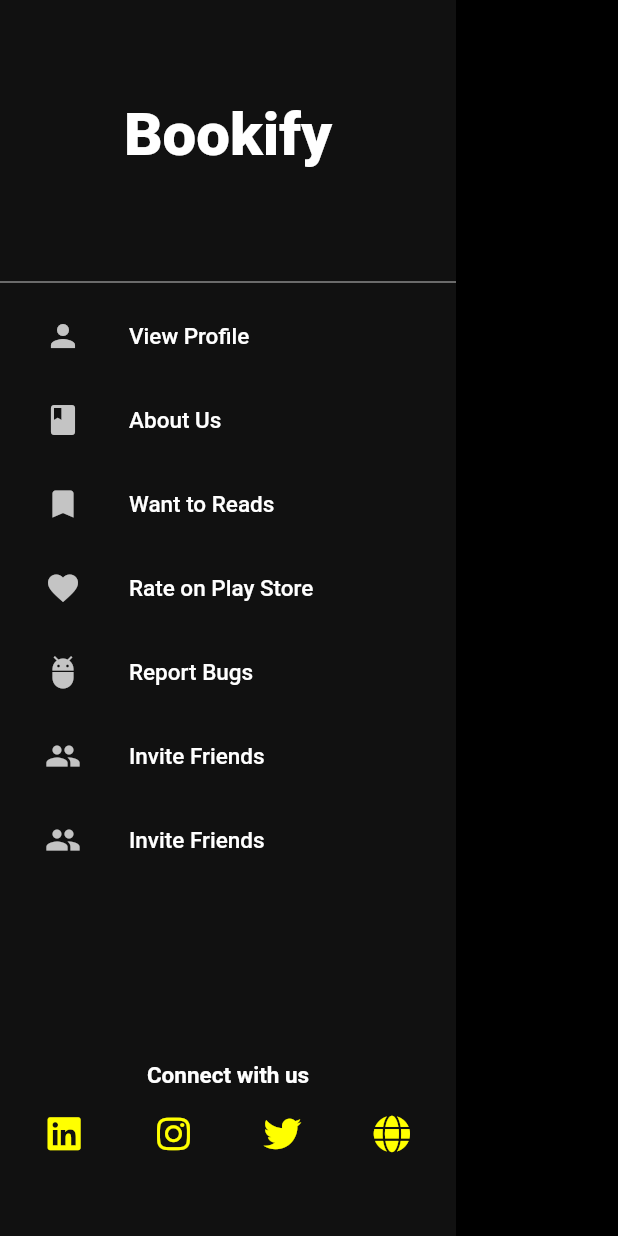
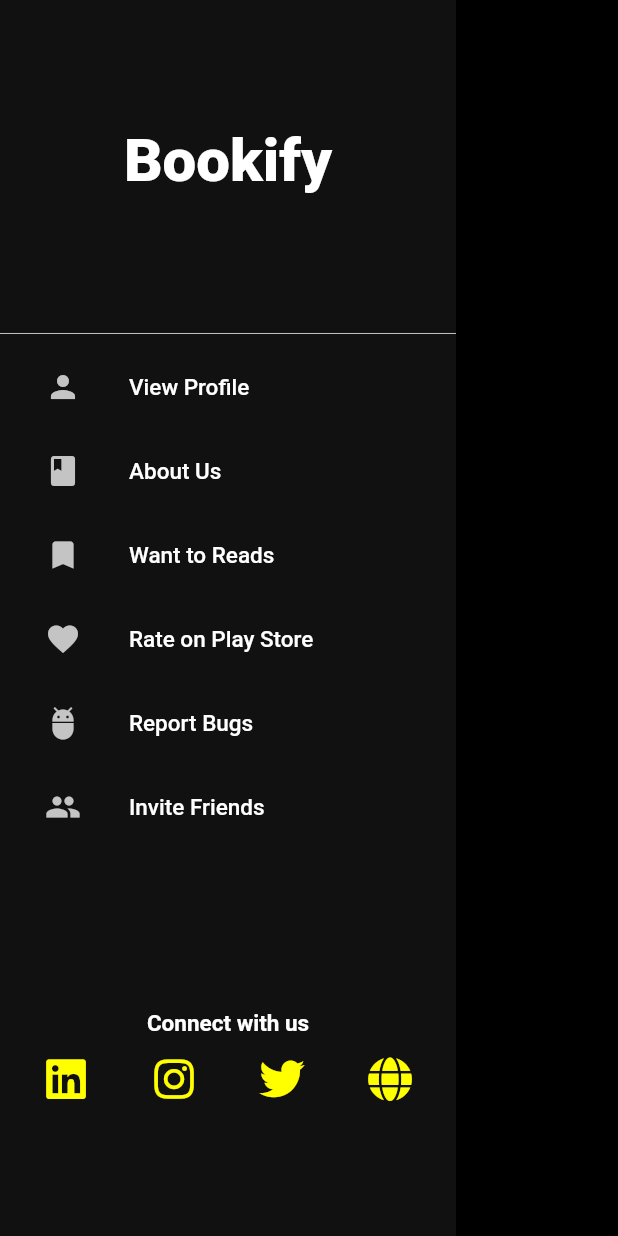
Before and after one commit to Vinay07k/Bookifyy, a Flutter app: the MainDrawer widget shown alone on an empty page, opened directly, on a phone screen of 412 x 824 dp. Run offline on Flutter 3.47's test engine with Material 2 defaults, Android fonts, the phone set to English and light mode, and no system bars; our stand-ins replace animated_splash_screen, font_awesome_flutter.

Commit message:
Added SizeConfig

```diff
--- a/lib/Widgets/Scaffold/drawer.dart
+++ b/lib/Widgets/Scaffold/drawer.dart
@@ -1,23 +1,20 @@
+import 'package:bookify/sizeconfig.dart';
 import 'package:flutter/material.dart';
 import 'package:font_awesome_flutter/font_awesome_flutter.dart';
 
 class MainDrawer extends StatelessWidget {
   @override
   Widget build(BuildContext context) {
-    return SafeArea(
-      child: Drawer(
+    return Drawer(
       child: Container(
         color: Color(0xFF111111),
         child: Column(
-            mainAxisSize: MainAxisSize.max,
+          crossAxisAlignment: CrossAxisAlignment.center,
           children: <Widget>[
             Container(
-                height: 180,
+              height: getRelativeHeight(0.26),
               child: Center(
-                  child: Row(
-                    mainAxisAlignment: MainAxisAlignment.center,
-                    children: [
-                      Text(
+                child: const Text(
                   "Bookify",
                   style: TextStyle(
                     fontSize: 40,
@@ -25,11 +22,9 @@ class MainDrawer extends StatelessWidget {
                     color: Colors.white,
                   ),
                 ),
-                    ],
               ),
             ),
-              ),
-              Divider(
+            const Divider(
               color: Colors.white,
               thickness: 0.5,
             ),
@@ -39,24 +34,14 @@ class MainDrawer extends StatelessWidget {
             _listItems(Icons.favorite, 'Rate on Play Store'),
             _listItems(Icons.adb, 'Report Bugs'),
             _listItems(Icons.group, 'Invite Friends'),
-              _listItems(Icons.group, 'Invite Friends'),
-              SizedBox(height: 120),
-              Column(
-                crossAxisAlignment: CrossAxisAlignment.center,
-                mainAxisSize: MainAxisSize.max,
-                children: <Widget>[
-                  Text(
+            SizedBox(height: getRelativeHeight(0.13)),
+            const Text(
               "Connect with us",
               style: TextStyle(
                 fontSize: 15,
                 fontWeight: FontWeight.w700,
                 color: Color(0xFFFFFFFF),
               ),
-                  ),
-                ],
-              ),
-              SizedBox(
-                height: 0,
             ),
             Row(
               mainAxisAlignment: MainAxisAlignment.spaceEvenly,
@@ -70,15 +55,14 @@ class MainDrawer extends StatelessWidget {
           ],
         ),
       ),
-      ),
     );
   }
 }
 
 Widget _iconButton(Widget icon, BuildContext context) => Padding(
-      padding: const EdgeInsets.all(6),
+      padding: const EdgeInsets.all(4),
       child: IconButton(
-        iconSize: 25,
+        iconSize: 30,
         icon: icon,
         color: Color(0xffffff00),
         onPressed: () {},
--- a/lib/main.dart
+++ b/lib/main.dart
@@ -1,4 +1,5 @@
 import 'package:animated_splash_screen/animated_splash_screen.dart';
+import 'package:bookify/sizeconfig.dart';
 import 'package:flutter/material.dart';
 
 import './Screens/HomeScreen.dart';
@@ -19,6 +20,7 @@ class MyApp extends StatelessWidget {
       ),
       home: Builder(
         builder: (BuildContext context) {
+          ScreenSize.intialize(context);
           return AnimatedSplashScreen(
             splashIconSize: double.infinity,
             splash: 'assets/splashscreenicon.png',
--- /dev/null
+++ b/lib/sizeconfig.dart
@@ -0,0 +1,20 @@
+import 'package:flutter/material.dart';
+
+class ScreenSize {
+  static double screenHeight = 0;
+  static double screenWidth = 0;
+
+  static intialize(BuildContext context) {
+    screenHeight = MediaQuery.of(context).size.height -
+        (MediaQuery.of(context).padding.top +
+            MediaQuery.of(context).padding.bottom);
+
+    screenWidth = MediaQuery.of(context).size.width;
+  }
+}
+
+double getRelativeHeight(double percentage) =>
+    percentage * ScreenSize.screenHeight;
+
+double getRelativeWidht(double percentage) =>
+    percentage * ScreenSize.screenWidth;
```
Also changed, not shown: pubspec.lock. Lines whose indentation alone changed are shown as unchanged.
